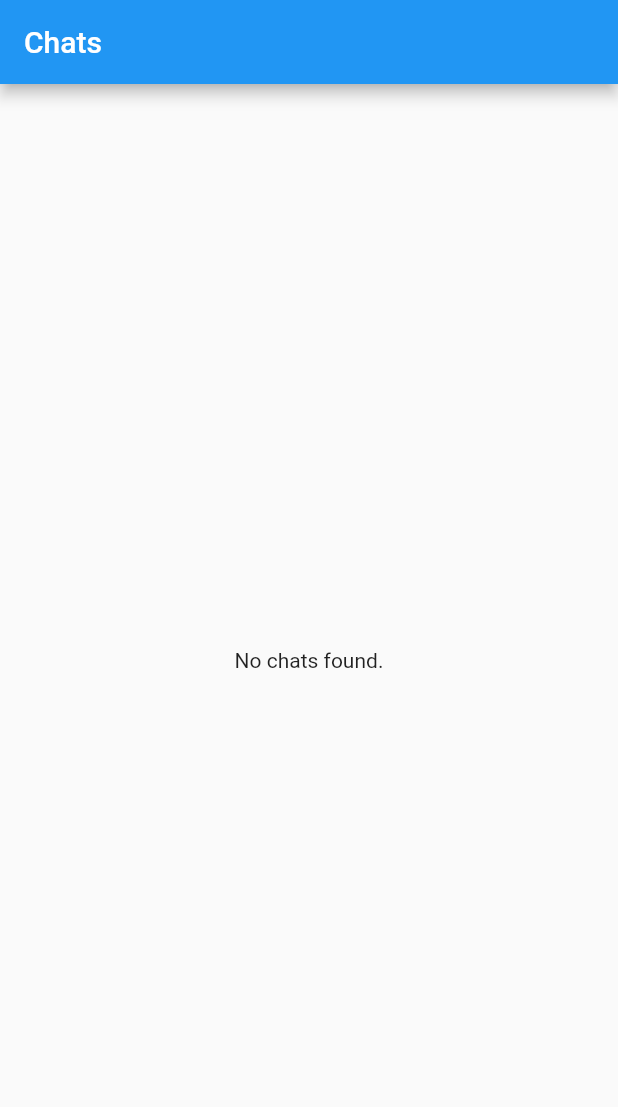
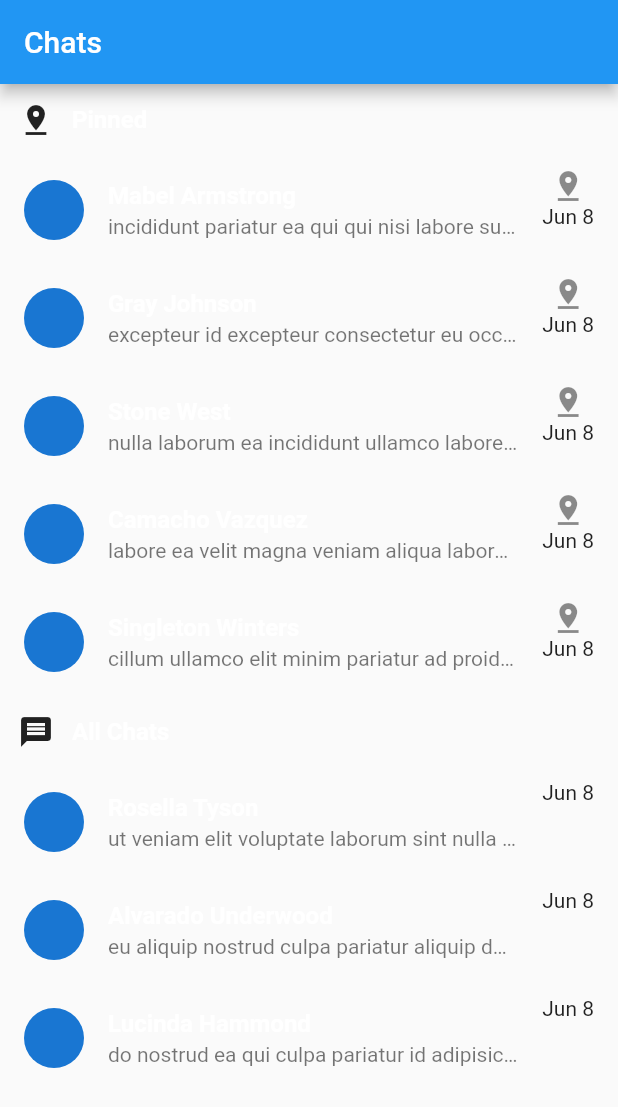
Before and after one commit to francisceioseph/flutter-whats-clone, a Flutter app: the screen it shows after launch, on a phone screen of 412 x 824 dp. Shown: the top 1107 px of the screen. Run offline on Flutter 3.47's test engine with Material 2 defaults, Android fonts, the phone set to English and light mode, and no system bars; drawn by our look-alikes of flutter_slidable; our stand-ins replace async_redux, flutter_sticky_header.

Commit message:
Add chat mocks

```diff
--- /dev/null
+++ b/assets/mocks/chats.json
@@ -0,0 +1,58 @@
+[
+  {
+    "id": "5e7a2418b4c5328e38d6036c",
+    "user_name": "Mabel Armstrong",
+    "user_picture_url": "http://placehold.it/32x32",
+    "last_messge_resume": "incididunt pariatur ea qui qui nisi labore sunt in occaecat",
+    "pinned": true
+  },
+  {
+    "id": "5e7a2418dfdc68d965ee7d13",
+    "user_name": "Rosella Tyson",
+    "user_picture_url": "http://placehold.it/32x32",
+    "last_messge_resume": "ut veniam elit voluptate laborum sint nulla tempor Lorem dolore",
+    "pinned": false
+  },
+  {
+    "id": "5e7a241831ba8605c1cd4f35",
+    "user_name": "Alvarado Underwood",
+    "user_picture_url": "http://placehold.it/32x32",
+    "last_messge_resume": "eu aliquip nostrud culpa pariatur aliquip dolor reprehenderit ea id",
+    "pinned": false
+  },
+  {
+    "id": "5e7a2418611db333570e6a0e",
+    "user_name": "Gray Johnson",
+    "user_picture_url": "http://placehold.it/32x32",
+    "last_messge_resume": "excepteur id excepteur consectetur eu occaecat aliqua velit magna sit",
+    "pinned": true
+  },
+  {
+    "id": "5e7a24187c799da8044140e5",
+    "user_name": "Lucinda Hammond",
+    "user_picture_url": "http://placehold.it/32x32",
+    "last_messge_resume": "do nostrud ea qui culpa pariatur id adipisicing sit ut",
+    "pinned": false
+  },
+  {
+    "id": "5e7a241859badff911aea539",
+    "user_name": "Stone West",
+    "user_picture_url": "http://placehold.it/32x32",
+    "last_messge_resume": "nulla laborum ea incididunt ullamco labore dolore voluptate ut non",
+    "pinned": true
+  },
+  {
+    "id": "5e7a241887faaab0b3f17635",
+    "user_name": "Camacho Vazquez",
+    "user_picture_url": "http://placehold.it/32x32",
+    "last_messge_resume": "labore ea velit magna veniam aliqua labore aliquip voluptate irure",
+    "pinned": true
+  },
+  {
+    "id": "5e7a2418e447d6c3c94a48d6",
+    "user_name": "Singleton Winters",
+    "user_picture_url": "http://placehold.it/32x32",
+    "last_messge_resume": "cillum ullamco elit minim pariatur ad proident officia nisi veniam",
+    "pinned": true
+  }
+]
--- a/lib/config/app_router.dart
+++ b/lib/config/app_router.dart
@@ -1,4 +1,6 @@
 import 'package:flutter/material.dart';
+import 'package:flutter_whats_clone/redux/actions/chats_actions.dart';
+import 'package:flutter_whats_clone/redux/store.dart';
 import 'package:flutter_whats_clone/widgets/pages/chat_page.dart';
 import 'package:flutter_whats_clone/widgets/pages/messages_page.dart';
 
@@ -10,6 +12,12 @@ class AppRouter {
           return MessagesPage();
         }
 
+        if (settings.name == ChatPage.routeName) {
+          store.dispatch(LoadChats());
+
+          return ChatPage();
+        }
+
         return ChatPage();
       },
     );
--- /dev/null
+++ b/lib/models/chat.dart
@@ -0,0 +1,33 @@
+class Chat {
+  String id;
+  String userName;
+  String userPictureUrl;
+  String lastMessgeResume;
+  bool pinned;
+
+  Chat({
+    this.id,
+    this.userName,
+    this.userPictureUrl,
+    this.lastMessgeResume,
+    this.pinned,
+  });
+
+  Chat.fromJson(Map<String, dynamic> json) {
+    id = json['id'];
+    userName = json['user_name'];
+    userPictureUrl = json['user_picture_url'];
+    lastMessgeResume = json['last_messge_resume'];
+    pinned = json['pinned'];
+  }
+
+  Map<String, dynamic> toJson() {
+    final Map<String, dynamic> data = new Map<String, dynamic>();
+    data['id'] = this.id;
+    data['user_name'] = this.userName;
+    data['user_picture_url'] = this.userPictureUrl;
+    data['last_messge_resume'] = this.lastMessgeResume;
+    data['pinned'] = this.pinned;
+    return data;
+  }
+}
--- /dev/null
+++ b/lib/models/chat_group.dart
@@ -0,0 +1,11 @@
+import 'package:flutter_whats_clone/models/chat.dart';
+
+class ChatGroup {
+  final List<Chat> all;
+  final List<Chat> pinned;
+
+  ChatGroup({
+    this.all = const [],
+    this.pinned = const [],
+  });
+}
--- /dev/null
+++ b/lib/redux/actions/chats_actions.dart
@@ -0,0 +1,56 @@
+import 'package:async_redux/async_redux.dart';
+
+import 'package:flutter_whats_clone/models/chat.dart';
+import 'package:flutter_whats_clone/models/chat_group.dart';
+import 'package:flutter_whats_clone/redux/state/app_state.dart';
+import 'package:flutter_whats_clone/repositories/chats_repository.dart';
+
+class LoadChats extends ReduxAction<AppState> {
+  final ChatsRepository _repository = ChatsRepository();
+
+  Future<AppState> reduce() async {
+    try {
+      final res = await _repository.loadChats();
+      final chats = res.map((c) => Chat.fromJson(c));
+
+      final all = chats.where((c) => !c.pinned).toList();
+      final pinned = chats.where((c) => c.pinned).toList();
+
+      store.dispatch(LoadChatsSuccess(
+        pinned: pinned,
+        all: all,
+      ));
+    } catch (e) {}
+
+    return null;
+  }
+}
+
+class LoadChatsSuccess extends ReduxAction<AppState> {
+  final List<Chat> pinned;
+  final List<Chat> all;
+
+  LoadChatsSuccess({
+    this.pinned = const [],
+    this.all = const [],
+  });
+
+  AppState reduce() {
+    final appState = store.state;
+    final chatState = appState.chatState.copy(
+      chatGroup: ChatGroup(
+        all: all,
+        pinned: pinned,
+      ),
+    );
+
+    return appState.copy(chatState: chatState);
+  }
+}
+
+class LoadChatsError extends ReduxAction<AppState> {
+  AppState reduce() {
+    print('an error happened!!!');
+    return null;
+  }
+}
--- a/lib/redux/state/chat_state.dart
+++ b/lib/redux/state/chat_state.dart
@@ -1,26 +1,24 @@
 import 'package:flutter/material.dart';
+import 'package:flutter_whats_clone/models/chat_group.dart';
 
 class ChatState {
-  static final defaultState = {
-    'pinned': [],
-    'all': [],
-  };
+  static final ChatGroup defaultState = ChatGroup();
 
-  final Map<String, List<dynamic>> chats;
+  final ChatGroup chatGroup;
 
   ChatState({
-    @required this.chats,
+    @required this.chatGroup,
   });
 
   factory ChatState.initial() => ChatState(
-        chats: defaultState,
+        chatGroup: defaultState,
       );
 
   ChatState copy({
-    Map<String, List<dynamic>> conversations,
+    ChatGroup chatGroup,
   }) {
     return ChatState(
-      chats: conversations ?? this.chats,
+      chatGroup: chatGroup ?? this.chatGroup,
     );
   }
 }
--- a/lib/redux/view_models/chats_vm.dart
+++ b/lib/redux/view_models/chats_vm.dart
@@ -1,13 +1,14 @@
 import 'package:async_redux/async_redux.dart';
+import 'package:flutter_whats_clone/models/chat_group.dart';
 import 'package:flutter_whats_clone/redux/state/app_state.dart';
 
 class ChatsViewModel {
-  final Map<String, List<dynamic>> chats;
+  final ChatGroup chats;
 
   ChatsViewModel({this.chats});
 
   factory ChatsViewModel.build(Store<AppState> store) {
-    Map<String, List<dynamic>> chats = store.state.chatState.chats;
+    ChatGroup chats = store.state.chatState.chatGroup;
 
     return ChatsViewModel(
       chats: chats,
--- a/lib/widgets/components/conversations/conversation_group.dart
+++ b/lib/widgets/components/conversations/conversation_group.dart
@@ -1,30 +1,28 @@
 import 'package:flutter/material.dart';
+import 'package:flutter_whats_clone/models/chat_group.dart';
 import 'package:flutter_whats_clone/widgets/components/conversations/all_conversations.dart';
 import 'package:flutter_whats_clone/widgets/components/conversations/pinned_conversations.dart';
 
 class ConversationGroup extends StatelessWidget {
-  final Map<String, List<dynamic>> conversations;
+  final ChatGroup chatGroup;
 
   ConversationGroup({
-    @required this.conversations,
+    @required this.chatGroup,
   });
 
   @override
   Widget build(BuildContext context) {
-    final pinned = conversations['pinned'];
-    final all = conversations['all'];
-
     return CustomScrollView(
       slivers: <Widget>[
-        if (pinned.isNotEmpty)
+        if (chatGroup.pinned.isNotEmpty)
           PinnedConversations(
-            chats: pinned,
+            chats: chatGroup.pinned,
           ),
-        if (all.isNotEmpty)
+        if (chatGroup.all.isNotEmpty)
           AllConversations(
-            chats: all,
+            chats: chatGroup.all,
           ),
-        if (pinned.isEmpty && all.isEmpty)
+        if (chatGroup.pinned.isEmpty && chatGroup.all.isEmpty)
           SliverFillRemaining(
             child: Center(
               child: Container(
--- a/lib/widgets/components/conversations/conversation_item.dart
+++ b/lib/widgets/components/conversations/conversation_item.dart
@@ -1,13 +1,12 @@
 import 'package:flutter/material.dart';
 import 'package:flutter_slidable/flutter_slidable.dart';
+import 'package:flutter_whats_clone/models/chat.dart';
 import 'package:flutter_whats_clone/widgets/pages/messages_page.dart';
 
 class ConversationItem extends StatelessWidget {
-  final bool isPinned;
+  final Chat chat;
 
-  ConversationItem({
-    this.isPinned = false,
-  });
+  ConversationItem({@required this.chat});
 
   @override
   Widget build(BuildContext context) {
@@ -18,16 +17,19 @@ class ConversationItem extends StatelessWidget {
       child: ListTile(
         leading: CircleAvatar(),
         title: Text(
-          'John Doe',
+          chat.userName,
           style: theme.primaryTextTheme.subhead.copyWith(
             fontWeight: FontWeight.bold,
           ),
         ),
-        subtitle: Text('lorem ipsum dolor in si amet...'),
+        subtitle: Text(
+          chat.lastMessgeResume,
+          overflow: TextOverflow.ellipsis,
+        ),
         trailing: Container(
           child: Column(
             children: <Widget>[
-              if (this.isPinned) Icon(Icons.pin_drop),
+              if (this.chat.pinned) Icon(Icons.pin_drop),
               Text('Jun 8'),
             ],
           ),
--- a/lib/widgets/components/conversations/pinned_conversations.dart
+++ b/lib/widgets/components/conversations/pinned_conversations.dart
@@ -1,10 +1,11 @@
 import 'package:flutter/material.dart';
+import 'package:flutter_whats_clone/models/chat.dart';
 import 'package:flutter_whats_clone/widgets/components/conversations/conversation_header.dart';
 import 'package:flutter_whats_clone/widgets/components/conversations/conversation_item.dart';
 import 'package:flutter_whats_clone/widgets/components/section_sliver_list.dart';
 
 class PinnedConversations extends StatelessWidget {
-  final List<dynamic> chats;
+  final List<Chat> chats;
 
   PinnedConversations({
     this.chats = const [],
@@ -20,7 +21,7 @@ class PinnedConversations extends StatelessWidget {
       ),
       sliverListItemBuilder: (BuildContext context, int index) {
         return ConversationItem(
-          isPinned: true,
+          chat: chats[index],
         );
       },
     );
--- a/lib/widgets/components/messages/message_list.dart
+++ b/lib/widgets/components/messages/message_list.dart
@@ -9,13 +9,13 @@ class MessageList extends StatelessWidget {
   @override
   Widget build(BuildContext context) {
     Timer(
-      Duration(milliseconds: 200),
+      Duration(milliseconds: 300),
       () => _controller.jumpTo(_controller.position.maxScrollExtent),
     );
 
     return ListView.builder(
       controller: _controller,
-      itemCount: 123,
+      itemCount: 30,
       itemBuilder: (BuildContext context, int index) {
         return MessageListItem();
       },
--- a/lib/widgets/pages/chat_page.dart
+++ b/lib/widgets/pages/chat_page.dart
@@ -15,7 +15,7 @@ class ChatPage extends StatelessWidget {
       body: ChatsProvider(
         builder: (BuildContext context, ChatsViewModel vm) {
           return ConversationGroup(
-            conversations: vm.chats,
+            chatGroup: vm.chats,
           );
         },
       ),
--- a/pubspec.yaml
+++ b/pubspec.yaml
@@ -41,7 +41,8 @@ flutter:
   # the material Icons class.
   uses-material-design: true
   # To add assets to your application, add an assets section, like this:
-  # assets:
+  assets:
+    - assets/mocks/chats.json
   #  - images/a_dot_burr.jpeg
   #  - images/a_dot_ham.jpeg
   # An image asset can refer to one or more resolution-specific "variants", see
```
Also changed, not shown: lib/repositories/chats_repository.dart (added, +13 -0 lines), lib/widgets/components/conversations/all_conversations.dart (+5 -2 lines).
